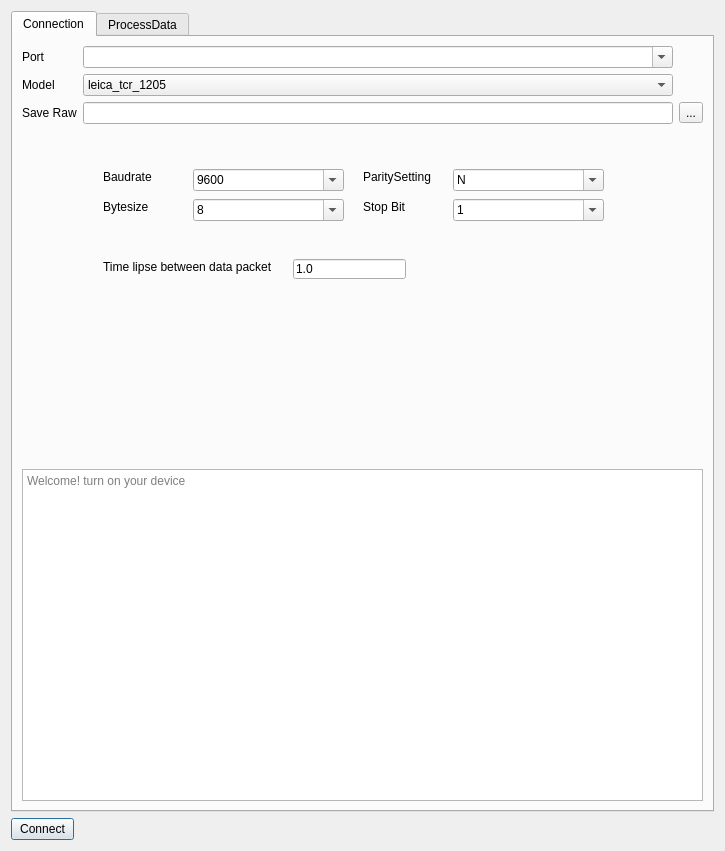
First picture: the form in totalstation_dialog_base.ui, repository enzococca/totalopenstationToQgis_old, before the edit.
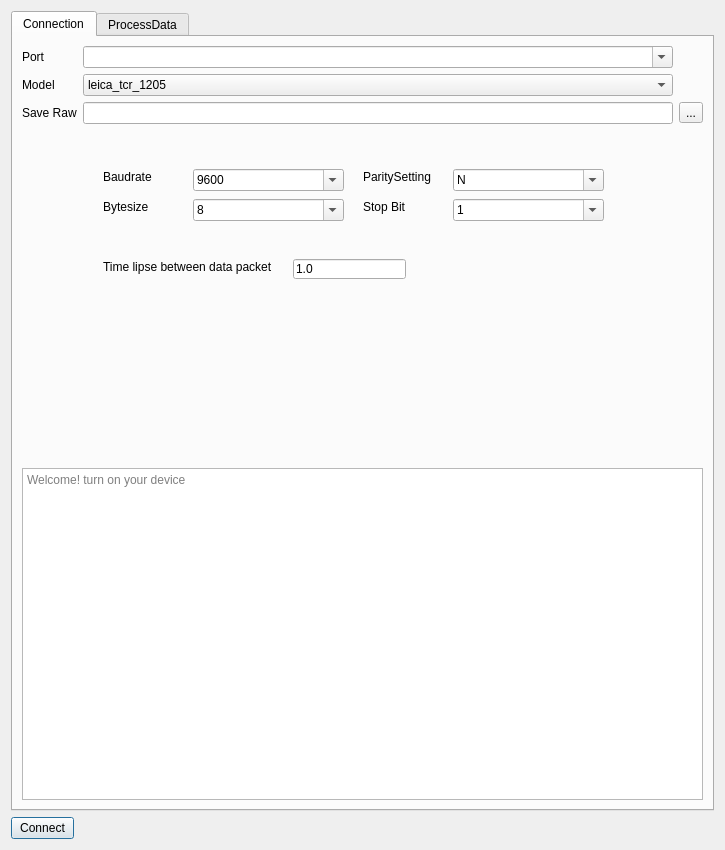
Second picture: the form after the edit. Icons and pictures are not drawn. Custom widgets are drawn as their Qt base class.

Patch:
```diff
--- a/totalstation_dialog_base.ui
+++ b/totalstation_dialog_base.ui
@@ -7,7 +7,7 @@
     <x>0</x>
     <y>0</y>
     <width>725</width>
-    <height>851</height>
+    <height>850</height>
    </rect>
   </property>
   <property name="windowTitle">
```
Left out of the diff: 2 changed lines with no effect on the pictures.
